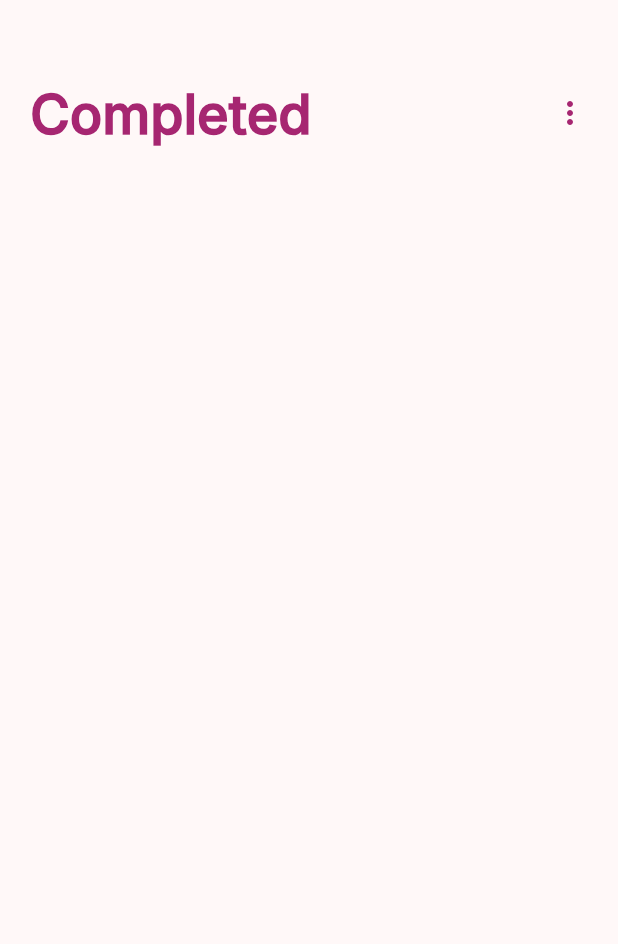
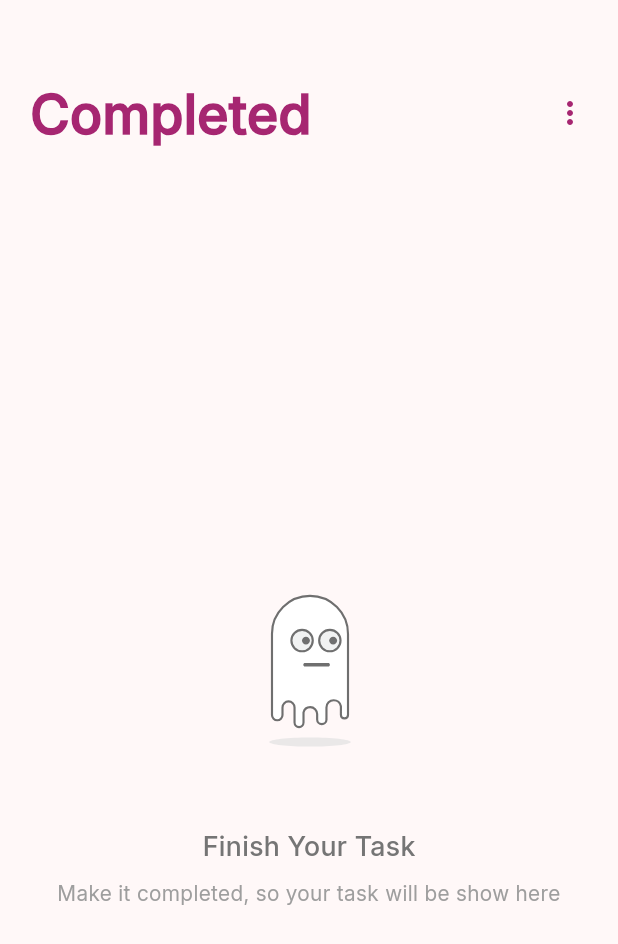
Before and after one commit to mmm-chd/ulangan1_11pplg2, a Flutter app: the HistoryPage screen opened by its route, on a phone screen of 412 x 824 dp. Shown: the top 944 px of the screen. Run offline on Flutter 3.47's test engine with Material 3 defaults, Android fonts, the phone set to English and light mode, and no system bars; our stand-ins replace easy_date_timeline, flutter_svg, get, lottie.

Commit message:
feat [SM] history page

```diff
--- a/lib/pages/history_page.dart
+++ b/lib/pages/history_page.dart
@@ -1,5 +1,6 @@
 import 'package:flutter/material.dart';
 import 'package:get/get.dart';
+import 'package:lottie/lottie.dart';
 import 'package:ulangan1_11pplg2/components/color/custom_color.dart';
 import 'package:ulangan1_11pplg2/components/widget/cardview2_component.dart';
 import 'package:ulangan1_11pplg2/components/widget/customtext_component.dart';
@@ -41,34 +42,68 @@ class HistoryPage extends StatelessWidget {
             const SizedBox(height: 16),
 
             Expanded(
-              child: Obx(
-                () => ListView.builder(
+              child: Obx(() {
+                final completedList = historyController.completedList;
+
+                if (completedList.isEmpty) {
+                  return Center(
+                    child: Column(
+                      mainAxisAlignment: MainAxisAlignment.center,
+                      children: [
+                        Lottie.asset(
+                          'assets/animation/ghost.json',
+                          width: 200,
+                          height: 200,
+                          frameRate: FrameRate(30),
+                          backgroundLoading: true,
+                          filterQuality: FilterQuality.low,
+                        ),
+                        // Icon(Icons.task, size: 64, color: Colors.grey[400]),
+                        SizedBox(height: 16),
+                        Text(
+                          'Finish Your Task',
+                          style: TextStyle(
+                            fontSize: 18,
+                            color: Colors.grey[600],
+                            fontWeight: FontWeight.w500,
+                          ),
+                        ),
+                        SizedBox(height: 8),
+                        Text(
+                          'Make it completed, so your task will be show here',
+                          textAlign: TextAlign.center,
+                          style: TextStyle(
+                            fontSize: 14,
+                            color: Colors.grey[500],
+                          ),
+                        ),
+                      ],
+                    ),
+                  );
+                }
+
+                return ListView.builder(
                   shrinkWrap: true,
-                  itemCount: historyController.completedList.length,
+                  itemCount: completedList.length,
                   itemBuilder: (context, index) {
                     return CardTaskComponent(
-                      color: historyController.completedList[index].priority,
-                      title: historyController.completedList[index].title,
-                      desc: historyController.completedList[index].desc,
-                      startTime: historyController
-                          .completedList[index]
-                          .startTime
-                          .toString(),
-                      endTime: historyController.completedList[index].endTime
-                          .toString(),
-                      isCompleted:
-                          historyController.completedList[index].isCompleted,
+                      color: completedList[index].priority,
+                      title: completedList[index].title,
+                      desc: completedList[index].desc,
+                      startTime: completedList[index].startTime.toString(),
+                      endTime: completedList[index].endTime.toString(),
+                      isCompleted: completedList[index].isCompleted,
                       onTapItem: (value) {
                         historyController.onTapMenu(
                           value,
                           index,
-                          historyController.completedList[index].isCompleted,
+                          completedList[index].isCompleted,
                         );
                       },
                     );
                   },
-                ),
-              ),
+                );
+              }),
             ),
           ],
         ),
--- a/pubspec.yaml
+++ b/pubspec.yaml
@@ -38,6 +38,7 @@ dependencies:
   flutter_svg: ^2.2.1
   intl: ^0.20.2
   easy_date_timeline: ^2.0.9
+  lottie: ^3.3.1
 
 dev_dependencies:
   flutter_test:
@@ -64,6 +65,7 @@ flutter:
   assets:
     - assets/images/social_images/
     - assets/icons/
+    - assets/animation/
     - assets/images/profile.jpg
 
   # An image asset can refer to one or more resolution-specific "variants", see
```
Also changed, not shown: assets/animation/ghost.json (added, +1 -0 lines), pubspec.lock.
